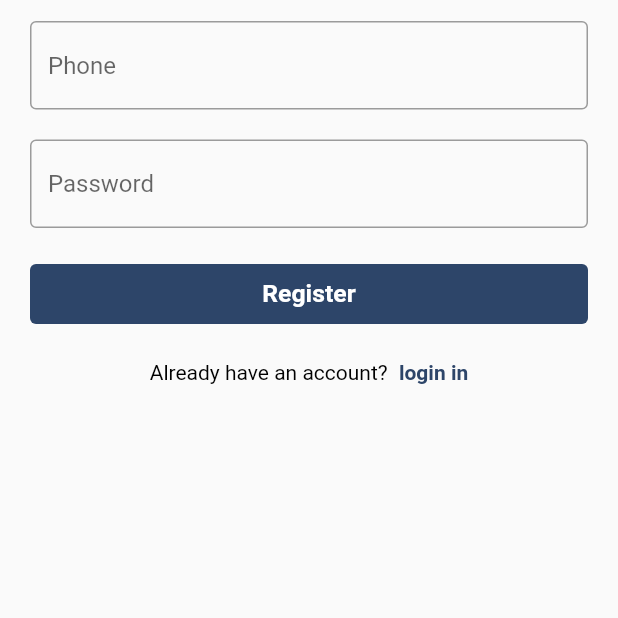
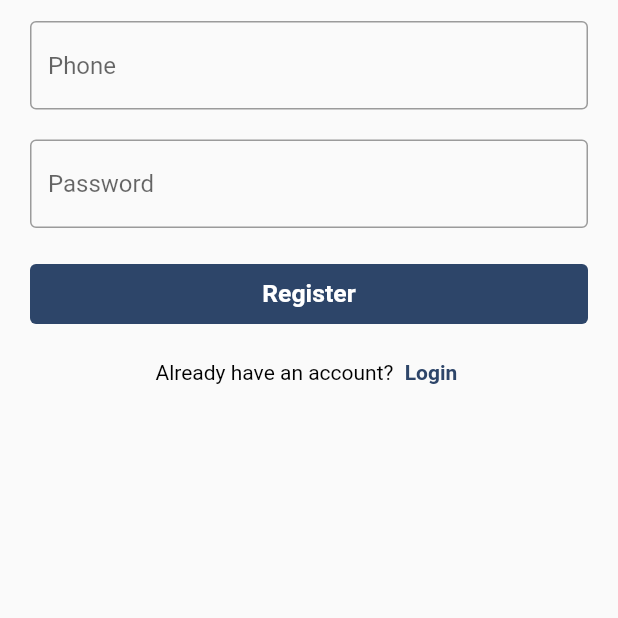
Before and after one commit to Rehab-Sobhy/Complete-Ecommerce-App, a Flutter app: the screen it shows after launch, on a phone screen of 412 x 824 dp, the part 618-1236 px from its top. Run offline on Flutter 3.47's test engine with Material 2 defaults, Android fonts, the light colour scheme and no system bars; our stand-ins replace bloc, easy_localization, flutter_bloc.

Commit message:
editing in register screen

```diff
--- a/lib/auth/register.dart
+++ b/lib/auth/register.dart
@@ -147,7 +147,7 @@ class RegisterScreen extends StatelessWidget {
                                     MaterialPageRoute(
                                         builder: (context) => Login_Screen()));
                               },
-                              child: const Text('login in',
+                              child: const Text('Login ',
                                   style: TextStyle(
                                       color: mainColor,
                                       fontWeight: FontWeight.bold)),
```
